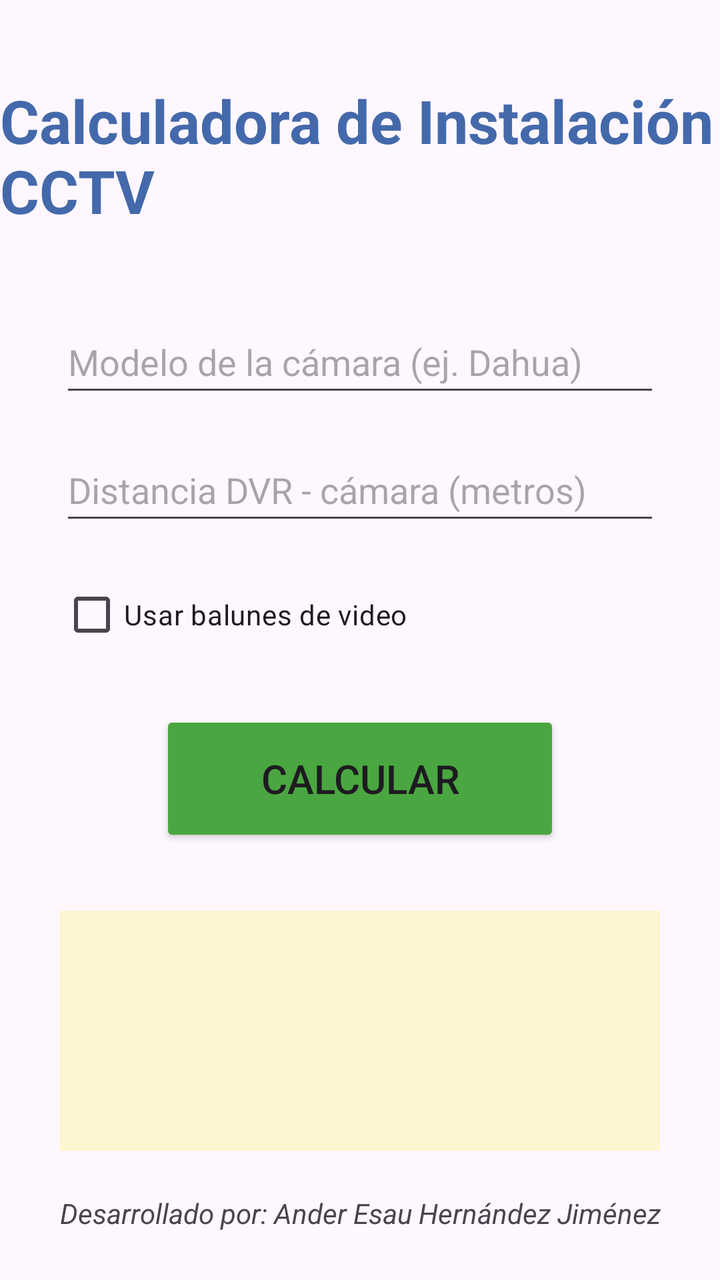
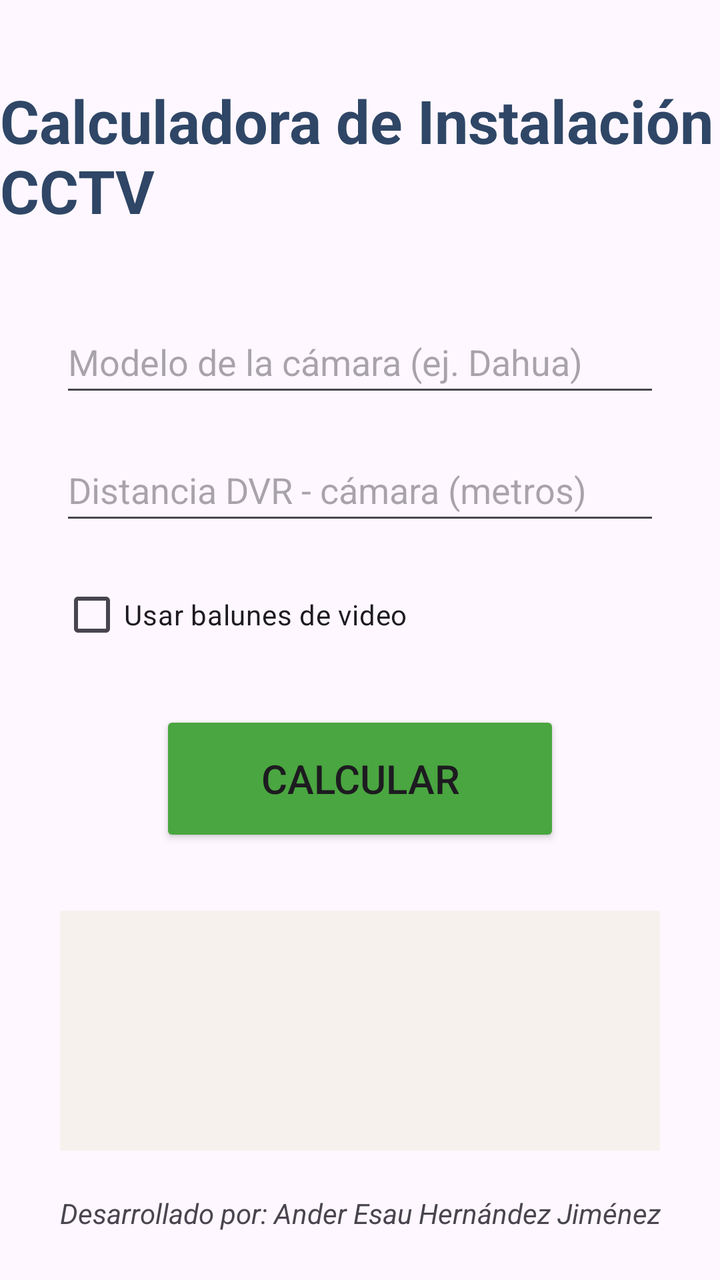

Before-and-after screenshots of an Android layout around one commit, followed by the original layout XML and the change that was made.
<!-- AndroidManifest.xml: application theme Theme.AppCamaras -->
<!-- res/layout/activity_main.xml -->
<?xml version="1.0" encoding="utf-8"?>
<androidx.constraintlayout.widget.ConstraintLayout xmlns:android="http://schemas.android.com/apk/res/android"
    xmlns:app="http://schemas.android.com/apk/res-auto"
    xmlns:tools="http://schemas.android.com/tools"
    android:id="@+id/main"
    android:layout_width="match_parent"
    android:layout_height="match_parent"
    tools:context=".Vista.MainActivity">

    
    <TextView
        android:id="@+id/txtTitulo"
        android:layout_width="wrap_content"
        android:layout_height="wrap_content"
        android:layout_marginTop="40dp"
        android:text="@string/txtTitulo"
        android:textAlignment="center"
        android:textColor="#4469AB"
        android:textSize="30sp"
        android:textStyle="bold"
        app:layout_constraintEnd_toEndOf="parent"
        app:layout_constraintStart_toStartOf="parent"
        app:layout_constraintTop_toTopOf="parent" />

    
    <EditText
        android:id="@+id/txtModelo"
        android:layout_width="300dp"
        android:layout_height="wrap_content"
        android:layout_marginTop="40dp"
        android:hint="@string/txtModelo"
        android:inputType="text"
        android:minHeight="48dp"
        android:text=""
        android:textColor="#000000"
        app:layout_constraintEnd_toEndOf="parent"
        app:layout_constraintStart_toStartOf="parent"
        app:layout_constraintTop_toBottomOf="@+id/txtTitulo" />

    
    <EditText
        android:id="@+id/txtMetros"
        android:layout_width="300dp"
        android:layout_height="wrap_content"
        android:layout_marginTop="16dp"
        android:hint="@string/txtMetros"
        android:inputType="number"
        android:minHeight="48dp"
        android:text=""
        android:textColor="#000000"
        app:layout_constraintEnd_toEndOf="parent"
        app:layout_constraintStart_toStartOf="parent"
        app:layout_constraintTop_toBottomOf="@+id/txtModelo" />

    
    <CheckBox
        android:id="@+id/chkBalun"
        android:layout_width="wrap_content"
        android:layout_height="wrap_content"
        android:layout_marginTop="16dp"
        android:text="@string/chkBalun"
        app:layout_constraintStart_toStartOf="@+id/txtMetros"
        app:layout_constraintTop_toBottomOf="@+id/txtMetros" />

    
    <Button
        android:id="@+id/btnCalcular"
        android:layout_width="200dp"
        android:layout_height="68dp"
        android:layout_marginTop="24dp"
        android:backgroundTint="#4AA640"
        android:text="@string/btnCalcular"
        android:textSize="20sp"
        app:layout_constraintEnd_toEndOf="parent"
        app:layout_constraintStart_toStartOf="parent"
        app:layout_constraintTop_toBottomOf="@+id/chkBalun" />

    
    <TextView
        android:id="@+id/txtResultado"
        android:layout_width="300dp"
        android:layout_height="wrap_content"
        android:layout_marginTop="32dp"
        android:background="#3BFFEB3B"
        android:minHeight="120dp"
        android:padding="12dp"
        android:text=""
        android:textSize="16sp"
        app:layout_constraintEnd_toEndOf="parent"
        app:layout_constraintStart_toStartOf="parent"
        app:layout_constraintTop_toBottomOf="@+id/btnCalcular" />

    
    <TextView
        android:id="@+id/txtFirma"
        android:layout_width="wrap_content"
        android:layout_height="wrap_content"
        android:layout_marginBottom="24dp"
        android:text="@string/txtFirma"
        android:textStyle="italic"
        app:layout_constraintBottom_toBottomOf="parent"
        app:layout_constraintEnd_toEndOf="parent"
        app:layout_constraintStart_toStartOf="parent" />

</androidx.constraintlayout.widget.ConstraintLayout>
<!-- resources referenced by this layout -->
<resources>
  <string name="btnCalcular">Calcular</string>
  <string name="chkBalun">Usar balunes de video</string>
  <string name="txtFirma">Desarrollado por: Ander Esau Hernández Jiménez</string>
  <string name="txtMetros">Distancia DVR - cámara (metros)</string>
  <string name="txtModelo">Modelo de la cámara (ej. Dahua)</string>
  <string name="txtTitulo">Calculadora de Instalación CCTV</string>
  <style name="Theme.AppCamaras" parent="Base.Theme.AppCamaras" />
  <style name="Base.Theme.AppCamaras" parent="Theme.Material3.DayNight.NoActionBar">
          
          
      </style>
</resources>

<!-- the commit's change to res/layout/activity_main.xml (unified diff, before → after) -->
@@ -15,7 +15,7 @@
         android:layout_marginTop="40dp"
         android:text="@string/txtTitulo"
         android:textAlignment="center"
-        android:textColor="#4469AB"
+        android:textColor="#2F4666"
         android:textSize="30sp"
         android:textStyle="bold"
         app:layout_constraintEnd_toEndOf="parent"
@@ -81,7 +81,7 @@
         android:layout_width="300dp"
         android:layout_height="wrap_content"
         android:layout_marginTop="32dp"
-        android:background="#3BFFEB3B"
+        android:background="#3BE2DBB1"
         android:minHeight="120dp"
         android:padding="12dp"
         android:text=""
